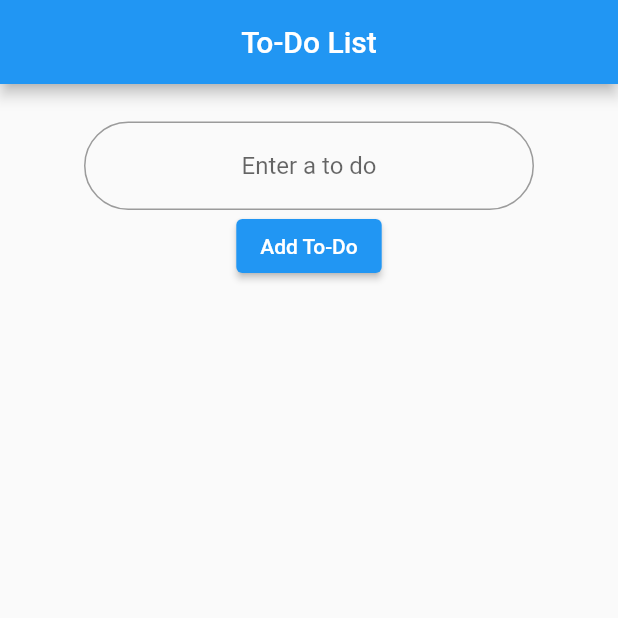
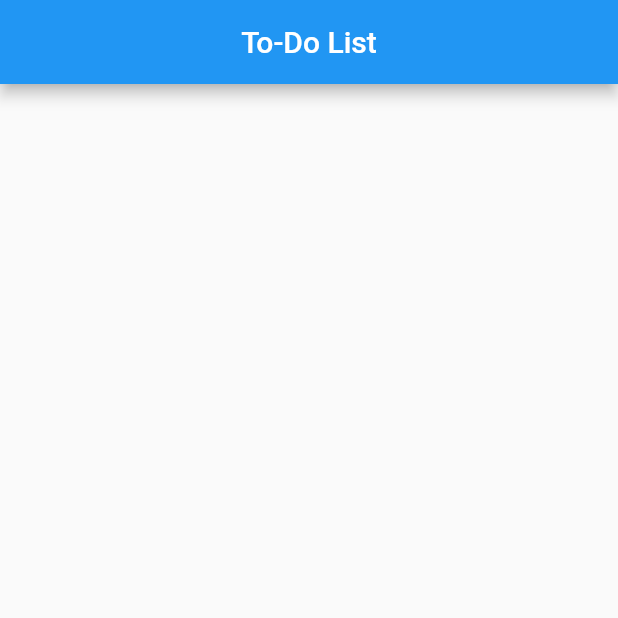
Before and after one commit to stefanomusicman/todo_flutter, a Flutter app: the screen it shows after launch, on a phone screen of 412 x 824 dp, the top half of it. Run offline on Flutter 3.47's test engine with Material 2 defaults, Android fonts, the phone set to English and light mode, and no system bars.

```diff
--- a/lib/main.dart
+++ b/lib/main.dart
@@ -1,4 +1,5 @@
 import 'package:flutter/material.dart';
+import './Primary.dart';
 
 void main() => runApp(const MyApp());
 
@@ -7,16 +8,7 @@ class MyApp extends StatelessWidget {
 
   @override
   Widget build(BuildContext context) {
-    return MaterialApp(
-      theme: ThemeData(primaryColor: Colors.blue),
-      home: Scaffold(
-        appBar: AppBar(
-          title: const Text('To-Do List'),
-          centerTitle: true,
-        ),
-        body: const InputField(),
-      ),
-    );
+    return Primary();
   }
 }
 
--- /dev/null
+++ b/lib/primary.dart
@@ -0,0 +1,17 @@
+import 'package:flutter/material.dart';
+
+class Primary extends StatelessWidget {
+  @override
+  Widget build(BuildContext context) {
+    return MaterialApp(
+      theme: ThemeData(primaryColor: Colors.blue),
+      home: Scaffold(
+        appBar: AppBar(
+          title: const Text('To-Do List'),
+          centerTitle: true,
+        ),
+        // body: ,
+      ),
+    );
+  }
+}
```
Also changed, not shown: lib/input.dart (added), lib/list.dart (added).
